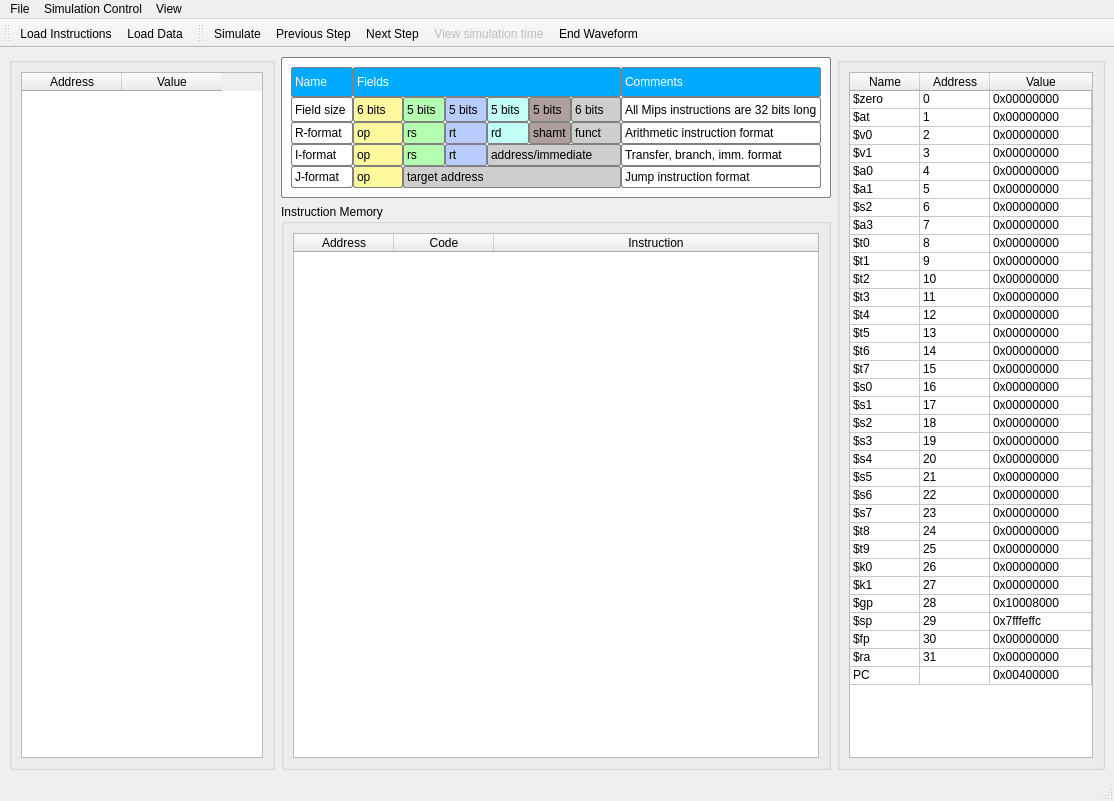
Old version of the form View/MainWindow.ui in the repository edualvss/MipsSimulator.
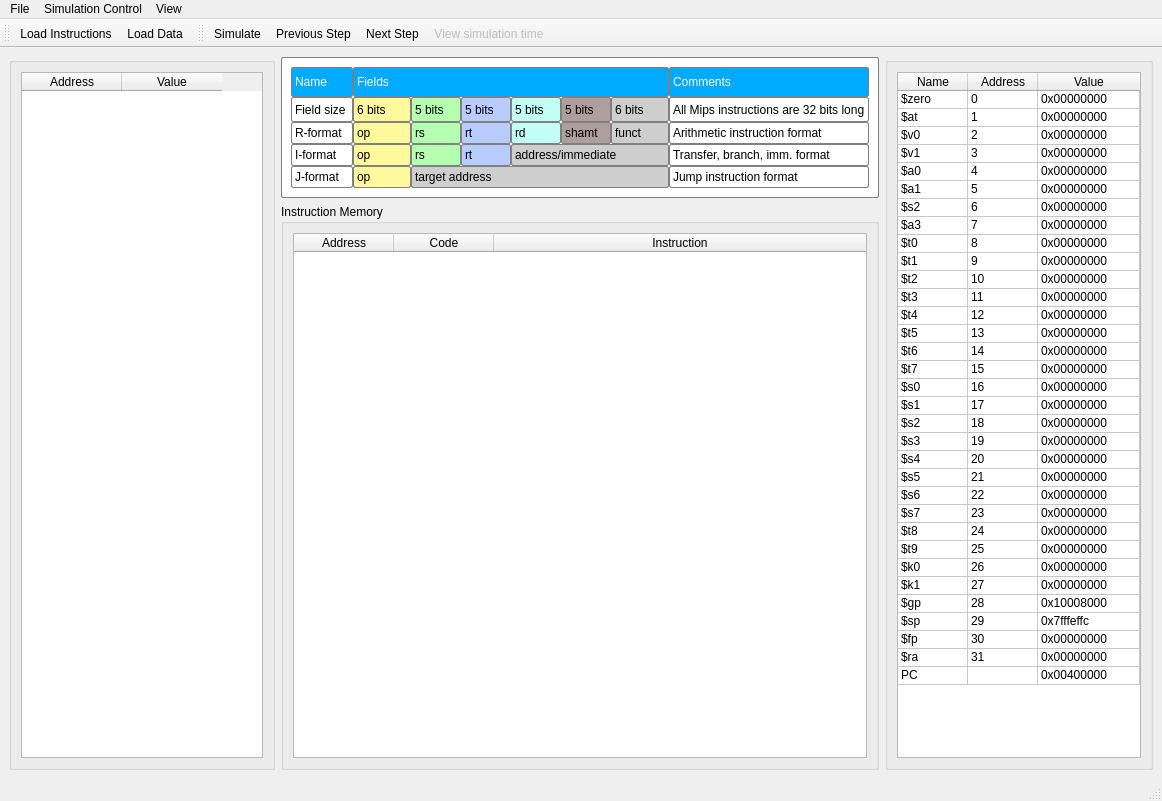
New version of the form. Icons and pictures are not drawn.

Diff of the .ui file:
```diff
--- a/View/MainWindow.ui
+++ b/View/MainWindow.ui
@@ -6,7 +6,7 @@
    <rect>
     <x>0</x>
     <y>0</y>
-    <width>1114</width>
+    <width>1162</width>
     <height>801</height>
    </rect>
   </property>
@@ -128,13 +128,13 @@
               <widget class="QLabel" name="l_i_OP">
                <property name="minimumSize">
                 <size>
-                 <width>50</width>
+                 <width>58</width>
                  <height>22</height>
                 </size>
                </property>
                <property name="maximumSize">
                 <size>
-                 <width>50</width>
+                 <width>58</width>
                  <height>22</height>
                 </size>
                </property>
@@ -150,13 +150,13 @@
               <widget class="QLabel" name="l_i_RS">
                <property name="minimumSize">
                 <size>
-                 <width>42</width>
+                 <width>50</width>
                  <height>22</height>
                 </size>
                </property>
                <property name="maximumSize">
                 <size>
-                 <width>42</width>
+                 <width>50</width>
                  <height>22</height>
                 </size>
                </property>
@@ -172,13 +172,13 @@
               <widget class="QLabel" name="l_i_RT">
                <property name="minimumSize">
                 <size>
-                 <width>42</width>
+                 <width>50</width>
                  <height>22</height>
                 </size>
                </property>
                <property name="maximumSize">
                 <size>
-                 <width>42</width>
+                 <width>50</width>
                  <height>22</height>
                 </size>
                </property>
@@ -200,7 +200,7 @@
                </property>
                <property name="maximumSize">
                 <size>
-                 <width>137</width>
+                 <width>158</width>
                  <height>22</height>
                 </size>
                </property>
@@ -351,13 +351,13 @@
               <widget class="QLabel" name="label_16">
                <property name="minimumSize">
                 <size>
-                 <width>42</width>
+                 <width>50</width>
                  <height>25</height>
                 </size>
                </property>
                <property name="maximumSize">
                 <size>
-                 <width>42</width>
+                 <width>50</width>
                  <height>25</height>
                 </size>
                </property>
@@ -373,13 +373,13 @@
               <widget class="QLabel" name="label_14">
                <property name="minimumSize">
                 <size>
-                 <width>50</width>
+                 <width>58</width>
                  <height>25</height>
                 </size>
                </property>
                <property name="maximumSize">
                 <size>
-                 <width>50</width>
+                 <width>58</width>
                  <height>25</height>
                 </size>
                </property>
@@ -395,13 +395,13 @@
               <widget class="QLabel" name="label_15">
                <property name="minimumSize">
                 <size>
-                 <width>42</width>
+                 <width>50</width>
                  <height>25</height>
                 </size>
                </property>
                <property name="maximumSize">
                 <size>
-                 <width>42</width>
+                 <width>50</width>
                  <height>25</height>
                 </size>
                </property>
@@ -417,13 +417,13 @@
               <widget class="QLabel" name="label_17">
                <property name="minimumSize">
                 <size>
-                 <width>42</width>
+                 <width>50</width>
                  <height>25</height>
                 </size>
                </property>
                <property name="maximumSize">
                 <size>
-                 <width>42</width>
+                 <width>50</width>
                  <height>25</height>
                 </size>
                </property>
@@ -439,13 +439,13 @@
               <widget class="QLabel" name="label_18">
                <property name="minimumSize">
                 <size>
-                 <width>42</width>
+                 <width>50</width>
                  <height>25</height>
                 </size>
                </property>
                <property name="maximumSize">
                 <size>
-                 <width>42</width>
+                 <width>50</width>
                  <height>25</height>
                 </size>
                </property>
@@ -461,13 +461,13 @@
               <widget class="QLabel" name="label_23">
                <property name="minimumSize">
                 <size>
-                 <width>50</width>
+                 <width>58</width>
                  <height>25</height>
                 </size>
                </property>
                <property name="maximumSize">
                 <size>
-                 <width>50</width>
+                 <width>58</width>
                  <height>25</height>
                 </size>
                </property>
@@ -490,13 +490,13 @@
               <widget class="QLabel" name="l_r_RT">
                <property name="minimumSize">
                 <size>
-                 <width>42</width>
+                 <width>50</width>
                  <height>22</height>
                 </size>
                </property>
                <property name="maximumSize">
                 <size>
-                 <width>42</width>
+                 <width>50</width>
                  <height>22</height>
                 </size>
                </property>
@@ -512,13 +512,13 @@
               <widget class="QLabel" name="l_r_OP">
                <property name="minimumSize">
                 <size>
-                 <width>50</width>
+                 <width>58</width>
                  <height>22</height>
                 </size>
                </property>
                <property name="maximumSize">
                 <size>
-                 <width>50</width>
+                 <width>58</width>
                  <height>22</height>
                 </size>
                </property>
@@ -534,13 +534,13 @@
               <widget class="QLabel" name="l_r_RS">
                <property name="minimumSize">
                 <size>
-                 <width>42</width>
+                 <width>50</width>
                  <height>22</height>
                 </size>
                </property>
                <property name="maximumSize">
                 <size>
-                 <width>42</width>
+                 <width>50</width>
                  <height>22</height>
                 </size>
                </property>
@@ -556,13 +556,13 @@
               <widget class="QLabel" name="l_r_RD">
                <property name="minimumSize">
                 <size>
-                 <width>42</width>
+                 <width>50</width>
                  <height>22</height>
                 </size>
                </property>
                <property name="maximumSize">
                 <size>
-                 <width>42</width>
+                 <width>50</width>
                  <height>22</height>
                 </size>
                </property>
@@ -578,13 +578,13 @@
               <widget class="QLabel" name="l_r_SHAMT">
                <property name="minimumSize">
                 <size>
-                 <width>42</width>
+                 <width>50</width>
                  <height>22</height>
                 </size>
                </property>
                <property name="maximumSize">
                 <size>
-                 <width>42</width>
+                 <width>50</width>
                  <height>22</height>
                 </size>
                </property>
@@ -600,13 +600,13 @@
               <widget class="QLabel" name="l_r_FUNCTION">
                <property name="minimumSize">
                 <size>
-                 <width>50</width>
+                 <width>58</width>
                  <height>22</height>
                 </size>
                </property>
                <property name="maximumSize">
                 <size>
-                 <width>50</width>
+                 <width>58</width>
                  <height>22</height>
                 </size>
                </property>
@@ -743,13 +743,13 @@
               <widget class="QLabel" name="l_j_OP">
                <property name="minimumSize">
                 <size>
-                 <width>50</width>
+                 <width>58</width>
                  <height>22</height>
                 </size>
                </property>
                <property name="maximumSize">
                 <size>
-                 <width>50</width>
+                 <width>58</width>
                  <height>22</height>
                 </size>
                </property>
@@ -1603,7 +1603,7 @@
     <rect>
      <x>0</x>
      <y>0</y>
-     <width>1114</width>
+     <width>1162</width>
      <height>26</height>
     </rect>
    </property>
@@ -1664,7 +1664,6 @@
    <addaction name="actionPrevious_Step"/>
    <addaction name="actionNext_step"/>
    <addaction name="actionView_simulation_time"/>
-   <addaction name="actionEnd_Waveform"/>
   </widget>
   <action name="actionLoad_Instructions">
    <property name="icon">
@@ -1752,18 +1751,6 @@
     <string>View simulation time</string>
    </property>
   </action>
-  <action name="actionEnd_Waveform">
-   <property name="icon">
-    <iconset resource="media.qrc">
-     <normaloff>:/icons/closewave.png</normaloff>:/icons/closewave.png</iconset>
-   </property>
-   <property name="text">
-    <string>End Waveform</string>
-   </property>
-   <property name="toolTip">
-    <string>End Waveform</string>
-   </property>
-  </action>
  </widget>
  <resources>
   <include location="media.qrc"/>
```
